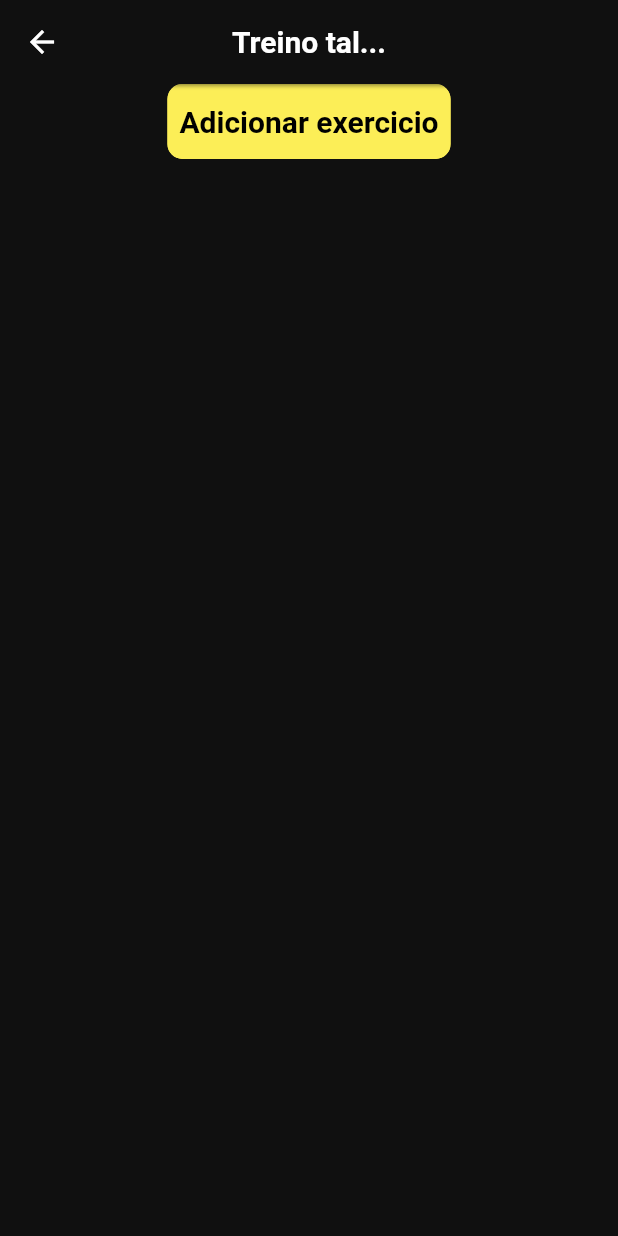
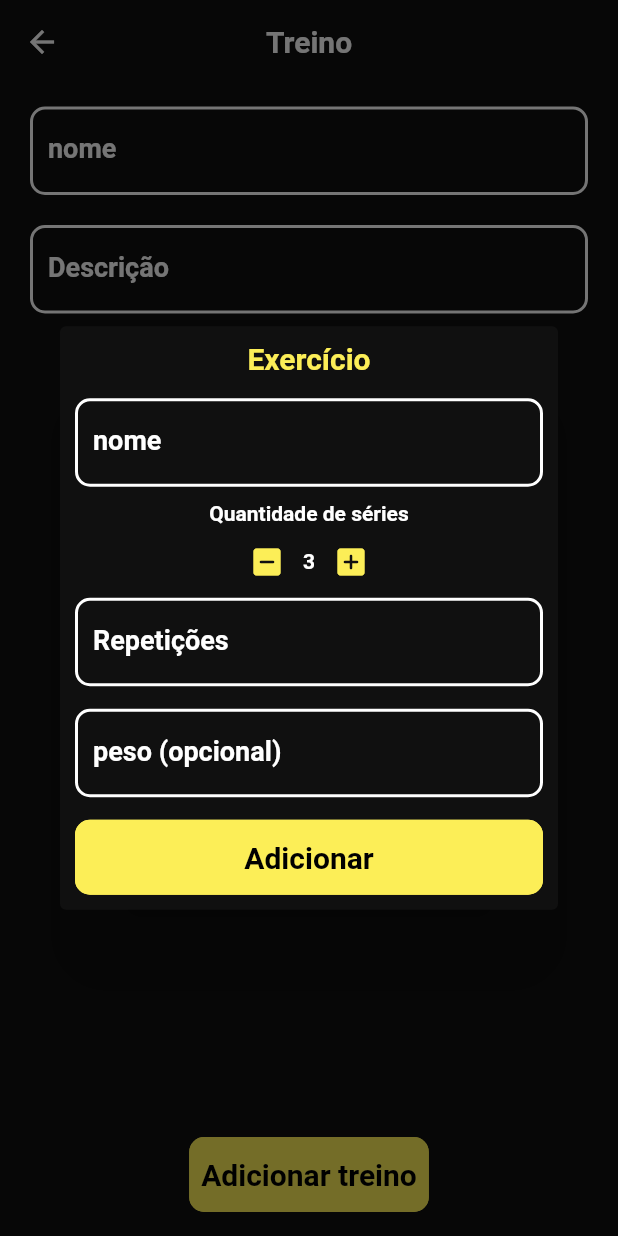
Before and after one commit to TalisTM/fit_training_clean, a Flutter app: the CrudWorkoutPage screen opened by its route, after a tap on "Adicionar exercicio", on a phone screen of 412 x 824 dp. Run offline on Flutter 3.47's test engine with Material 2 defaults, Android fonts, the phone set to English and light mode, and no system bars; our stand-ins replace cloud_firestore, connectivity_plus, dartz, firebase_auth, firebase_core, flutter_mobx and 4 more; accounts and stored records are empty; generated files the repository leaves out were written again.

Commit message:
crid training pages and stores

```diff
--- a/lib/app/core/modules/auth/presenter/stores/auth_store.dart
+++ b/lib/app/core/modules/auth/presenter/stores/auth_store.dart
@@ -1,4 +1,5 @@
 import 'package:fit_training_clean/app/core/modules/auth/domain/entities/user_entity.dart';
+import 'package:fit_training_clean/app/core/modules/workout/domain/entities/workout_entity.dart';
 import 'package:mobx/mobx.dart';
 
 part 'auth_store.g.dart';
@@ -12,6 +13,10 @@ abstract class _AuthStoreBase with Store {
   @action
   void setUser(UserEntity? value) => user = value;
 
+  void setWorkout(List<WorkoutEntity> value) {
+    setUser(user!.copyWith(workouts: value));
+  }
+
   @computed
   bool get isLogged => user != null;
 }
--- a/lib/app/core/modules/workout/domain/entities/exercise_entity.dart
+++ b/lib/app/core/modules/workout/domain/entities/exercise_entity.dart
@@ -14,4 +14,22 @@ class ExerciseEntity {
     required this.hasChecked,
     required this.hasDone,
   });
+
+  ExerciseEntity copyWith({
+    String? name,
+    int? numberSeries,
+    String? numberRepetitions,
+    String? weight,
+    bool? hasChecked,
+    bool? hasDone,
+  }) {
+    return ExerciseEntity(
+      name: name ?? this.name,
+      numberSeries: numberSeries ?? this.numberSeries,
+      numberRepetitions: numberRepetitions ?? this.numberRepetitions,
+      weight: weight ?? this.weight,
+      hasChecked: hasChecked ?? this.hasChecked,
+      hasDone: hasDone ?? this.hasDone,
+    );
+  }
 }
--- a/lib/app/modules/crud_workout/crud_workout_module.dart
+++ b/lib/app/modules/crud_workout/crud_workout_module.dart
@@ -1,6 +1,7 @@
 import 'package:fit_training_clean/app/core/modules/workout/workout_module.dart';
 import 'package:fit_training_clean/app/modules/crud_workout/presentation/pages/crud_workout/crud_workout_page.dart';
 import 'package:fit_training_clean/app/modules/crud_workout/presentation/pages/crud_workout/crud_workout_store.dart';
+import 'package:fit_training_clean/app/modules/crud_workout/presentation/pages/crud_workout/widgets/crud_exercise_store.dart';
 import 'package:fit_training_clean/app/modules/crud_workout/presentation/pages/list_workouts/list_workouts_page.dart';
 import 'package:fit_training_clean/app/modules/crud_workout/presentation/pages/list_workouts/list_workouts_store.dart';
 import 'package:flutter_modular/flutter_modular.dart';
@@ -10,7 +11,8 @@ class CrudWorkoutmodule extends Module {
   @override
   List<Bind<Object>> get binds => [
     Bind((i) => ListWorkoutsStore(updateWorkoutUsecase: i(), authStore: i())),
-    Bind((i) => CrudWorkoutStore())
+    Bind((i) => CrudWorkoutStore()),
+    Bind((i) => CrudExerciseStore()),
   ];
 
   @override
--- a/lib/app/modules/crud_workout/presentation/pages/crud_workout/crud_workout_page.dart
+++ b/lib/app/modules/crud_workout/presentation/pages/crud_workout/crud_workout_page.dart
@@ -1,7 +1,10 @@
 import 'package:fit_training_clean/app/core/components/custom_elevated_button.dart';
+import 'package:fit_training_clean/app/core/components/custom_textfield.dart';
 import 'package:fit_training_clean/app/core/modules/workout/domain/entities/exercise_entity.dart';
 import 'package:fit_training_clean/app/modules/crud_workout/presentation/pages/crud_workout/crud_workout_store.dart';
+import 'package:fit_training_clean/app/modules/crud_workout/presentation/pages/crud_workout/widgets/crud_exercise_widget.dart';
 import 'package:flutter/material.dart';
+import 'package:flutter_mobx/flutter_mobx.dart';
 import 'package:flutter_modular/flutter_modular.dart';
 
 class CrudWorkoutPage extends StatefulWidget {
@@ -14,6 +17,9 @@ class CrudWorkoutPage extends StatefulWidget {
 class _CrudWorkoutPageState extends State<CrudWorkoutPage> {
   final CrudWorkoutStore store = Modular.get<CrudWorkoutStore>();
 
+  late final TextEditingController nameController;
+  late final TextEditingController contentController;
+
   @override
   void initState() {
     super.initState();
@@ -21,33 +27,76 @@ class _CrudWorkoutPageState extends State<CrudWorkoutPage> {
     if (Modular.args.data != null) {
       store.setWorkout(Modular.args.data);
     }
+
+    nameController = TextEditingController(text: store.workout.name);
+    contentController = TextEditingController(text: store.workout.content);
   }
 
   @override
   Widget build(BuildContext context) {
     return Scaffold(
       appBar: AppBar(
-        title: const Text("Treino tal..."),
+        title: Observer(
+          builder: (context) {
+            return Text(store.workout.name == "" ? "Treino" : store.workout.name);
+          },
+        ),
         centerTitle: true,
       ),
       body: SingleChildScrollView(
+        padding: const EdgeInsets.symmetric(horizontal: 20),
         child: Column(
           children: [
+            CustomTextfield(
+              controller: nameController,
+              onChanged: store.setName,
+              validator: store.validatorName,
+              labelText: "nome",
+              hintText: "Ex: Treino A",
+              padding: const EdgeInsets.only(top: 15, bottom: 10),
+            ),
+            CustomTextfield(
+              controller: contentController,
+              onChanged: store.setContent,
+              validator: store.validatorContent,
+              labelText: "Descrição",
+              hintText: "Ex: Peito",
+              padding: const EdgeInsets.only(top: 10, bottom: 10),
+            ),
             ListView.builder(
               shrinkWrap: true,
               itemCount: store.workout.exercises.length,
               itemBuilder: (_, index) {
                 ExerciseEntity exercise = store.workout.exercises[index];
-                return Text(exercise.name);
+                return Text(
+                  exercise.name,
+                  style: const TextStyle(color: Colors.white),
+                );
               },
             ),
-            CustomElevatedButton(
+            CustomElevatedButton.outlined(
               label: "Adicionar exercicio",
-              onPressed: () {},
+              onPressed: _addExercise,
             )
           ],
         ),
       ),
+      floatingActionButtonLocation: FloatingActionButtonLocation.centerFloat,
+      floatingActionButton: CustomElevatedButton(
+        label: Modular.args.data != null ? "Editar treino" : "Adicionar treino",
+        onPressed: store.onPressed,
+      ),
     );
   }
+
+  Future<void> _addExercise() async {
+    var result = await showDialog(
+      context: context,
+      builder: (context) => const CrudExerciseWidget(),
+    );
+
+    if (result != null) {
+      store.workout.exercises.add(result);
+    }
+  }
 }
--- /dev/null
+++ b/lib/app/modules/crud_workout/presentation/pages/crud_workout/widgets/crud_exercise_widget.dart
@@ -0,0 +1,135 @@
+import 'package:fit_training_clean/app/core/components/custom_elevated_button.dart';
+import 'package:fit_training_clean/app/core/components/custom_textfield.dart';
+import 'package:fit_training_clean/app/core/modules/workout/domain/entities/exercise_entity.dart';
+import 'package:fit_training_clean/app/modules/crud_workout/presentation/pages/crud_workout/widgets/crud_exercise_store.dart';
+import 'package:flutter/material.dart';
+import 'package:flutter_mobx/flutter_mobx.dart';
+import 'package:flutter_modular/flutter_modular.dart';
+
+class CrudExerciseWidget extends StatefulWidget {
+  final ExerciseEntity? exercise;
+  const CrudExerciseWidget({
+    Key? key,
+    this.exercise,
+  }) : super(key: key);
+
+  @override
+  State<CrudExerciseWidget> createState() => _CrudExerciseWidgetState();
+}
+
+class _CrudExerciseWidgetState extends State<CrudExerciseWidget> {
+  CrudExerciseStore store = Modular.get<CrudExerciseStore>();
+
+  late final TextEditingController nameController;
+  late final TextEditingController numberRepetitionsController;
+  late final TextEditingController weightController;
+
+  @override
+  void initState() {
+    super.initState();
+
+    if (widget.exercise != null) {
+      store.setExercise(widget.exercise!);
+    } else {
+      store.setExercise(
+        ExerciseEntity(
+          name: "",
+          hasChecked: false,
+          hasDone: false,
+          numberRepetitions: "",
+          numberSeries: 3,
+          weight: "",
+        ),
+      );
+    }
+    nameController = TextEditingController(text: store.exercise.name);
+    numberRepetitionsController = TextEditingController(text: store.exercise.numberRepetitions);
+    weightController = TextEditingController(text: store.exercise.weight);
+  }
+
+  @override
+  Widget build(BuildContext context) {
+    return Dialog(
+      backgroundColor: Theme.of(context).scaffoldBackgroundColor,
+      child: SingleChildScrollView(
+        padding: const EdgeInsets.symmetric(vertical: 10, horizontal: 10),
+        child: Form(
+          key: store.key,
+          child: Column(
+            crossAxisAlignment: CrossAxisAlignment.stretch,
+            mainAxisSize: MainAxisSize.min,
+            children: [
+              Text(
+                "Exercício",
+                textAlign: TextAlign.center,
+                style: TextStyle(
+                  color: Theme.of(context).primaryColor,
+                  fontSize: 20,
+                  fontWeight: FontWeight.w700,
+                ),
+              ),
+              CustomTextfield(
+                controller: nameController,
+                onChanged: store.setName,
+                validator: store.validatorName,
+                labelText: "nome",
+                hintText: "Ex: supino reto",
+                padding: const EdgeInsets.only(top: 15, bottom: 10),
+              ),
+              const Text(
+                "Quantidade de séries",
+                textAlign: TextAlign.center,
+                style: TextStyle(
+                  color: Colors.white,
+                  fontWeight: FontWeight.w700,
+                ),
+              ),
+              Row(
+                mainAxisAlignment: MainAxisAlignment.center,
+                children: [
+                  IconButton(
+                    icon: Icon(Icons.indeterminate_check_box_rounded,
+                        color: Theme.of(context).primaryColor),
+                    onPressed: store.onReduceNumberSeries,
+                  ),
+                  Observer(builder: (context) {
+                    return Text(
+                      store.exercise.numberSeries.toString(),
+                      style: const TextStyle(
+                        color: Colors.white,
+                        fontWeight: FontWeight.w700,
+                      ),
+                    );
+                  }),
+                  IconButton(
+                    icon: Icon(Icons.add_box_rounded, color: Theme.of(context).primaryColor),
+                    onPressed: store.onAddNumberSeries,
+                  ),
+                ],
+              ),
+              CustomTextfield(
+                controller: numberRepetitionsController,
+                onChanged: store.setNumberRepetitions,
+                validator: store.validatorNumberRepetitions,
+                labelText: "Repetições",
+                hintText: "Ex: 8-12",
+              ),
+              CustomTextfield(
+                controller: weightController,
+                onChanged: store.setweight,
+                validator: store.validatorweight,
+                labelText: "peso (opcional)",
+                hintText: "Ex: 12",
+                padding: const EdgeInsets.only(top: 15, bottom: 15),
+              ),
+              CustomElevatedButton(
+                label: widget.exercise != null ? "Editar" : "Adicionar",
+                onPressed: store.onPressed,
+              )
+            ],
+          ),
+        ),
+      ),
+    );
+  }
+}
```
Also changed, not shown: lib/app/core/modules/auth/domain/entities/user_entity.dart (+20 -0 lines), lib/app/core/modules/workout/domain/entities/workout_entity.dart (+12 -0 lines), lib/app/modules/crud_workout/presentation/pages/crud_workout/crud_workout_store.dart (+36 -0 lines), lib/app/modules/crud_workout/presentation/pages/crud_workout/widgets/crud_exercise_store.dart (added, +88 -0 lines), lib/app/modules/crud_workout/presentation/pages/list_workouts/list_workouts_page.dart (+23 -20 lines), lib/app/modules/crud_workout/presentation/pages/list_workouts/list_workouts_store.dart (+42 -4 lines), lib/app/modules/crud_workout/presentation/pages/list_workouts/widgets/workout_tile_widget.dart (added, +34 -0 lines), lib/app/modules/crud_workout/presentation/pages/crud_workout/crud_workout_store.g.dart, lib/app/modules/crud_workout/presentation/pages/crud_workout/widgets/crud_exercise_store.g.dart (added), lib/app/modules/crud_workout/presentation/pages/list_workouts/list_workouts_store.g.dart.
